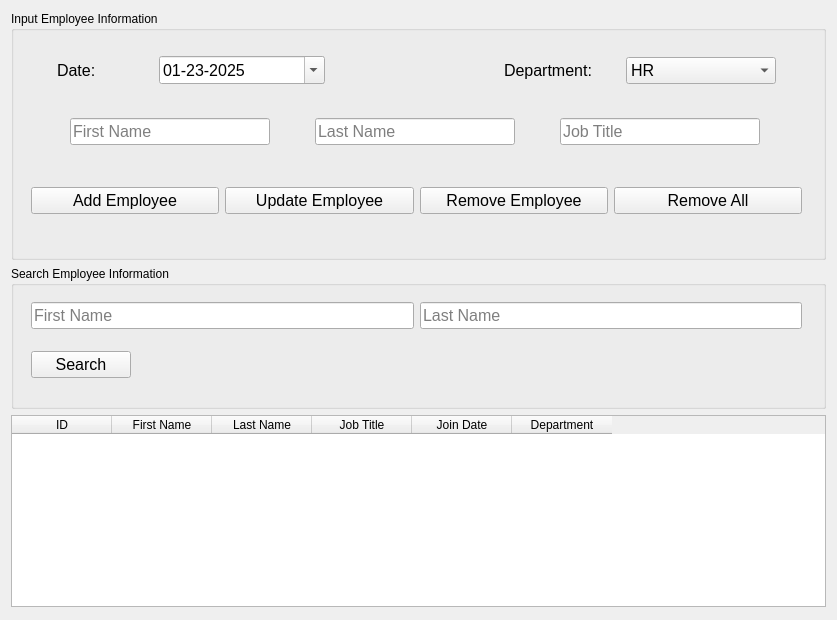
Old version of the form main.ui in the repository BrianHammond/Simple_SQL_Program.
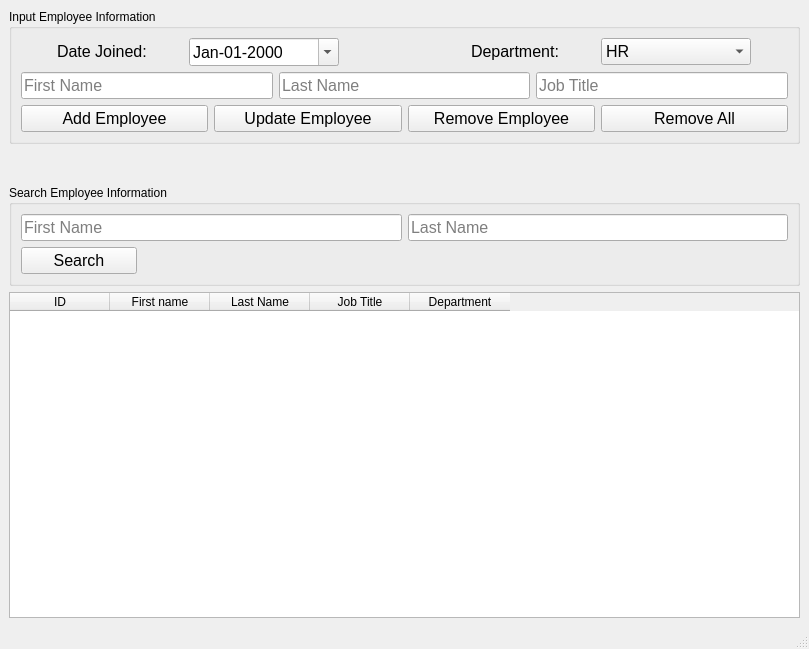
New version of the form. Icons and pictures are not drawn.

Diff of the .ui file:
```diff
--- a/main.ui
+++ b/main.ui
@@ -1,27 +1,15 @@
 <?xml version="1.0" encoding="UTF-8"?>
 <ui version="4.0">
- <class>Form</class>
- <widget class="QWidget" name="Form">
+ <class>MainWindow</class>
+ <widget class="QMainWindow" name="MainWindow">
   <property name="geometry">
    <rect>
     <x>0</x>
     <y>0</y>
-    <width>837</width>
-    <height>620</height>
+    <width>809</width>
+    <height>649</height>
    </rect>
   </property>
-  <property name="sizePolicy">
-   <sizepolicy hsizetype="Preferred" vsizetype="Preferred">
-    <horstretch>0</horstretch>
-    <verstretch>0</verstretch>
-   </sizepolicy>
-  </property>
-  <property name="minimumSize">
-   <size>
-    <width>837</width>
-    <height>545</height>
-   </size>
-  </property>
   <property name="windowTitle">
    <string>Simple SQL Program</string>
   </property>
@@ -29,34 +17,16 @@
    <iconset>
     <normaloff>icon/ms_icon.jpg</normaloff>icon/ms_icon.jpg</iconset>
   </property>
+  <widget class="QWidget" name="centralwidget">
   <layout class="QVBoxLayout" name="verticalLayout">
    <item>
-    <widget class="QGroupBox" name="groupBox">
-     <property name="sizePolicy">
-      <sizepolicy hsizetype="Expanding" vsizetype="Fixed">
-       <horstretch>0</horstretch>
-       <verstretch>0</verstretch>
-      </sizepolicy>
-     </property>
-     <property name="minimumSize">
-      <size>
-       <width>0</width>
-       <height>249</height>
-      </size>
-     </property>
+     <widget class="QGroupBox" name="input_group">
      <property name="title">
       <string>Input Employee Information</string>
      </property>
-     <widget class="QWidget" name="horizontalLayoutWidget">
-      <property name="geometry">
-       <rect>
-        <x>20</x>
-        <y>29</y>
-        <width>771</width>
-        <height>61</height>
-       </rect>
-      </property>
-      <layout class="QHBoxLayout" name="horizontalLayout_4">
+      <layout class="QVBoxLayout" name="verticalLayout_2">
+       <item>
+        <layout class="QHBoxLayout" name="horizontalLayout">
        <item>
         <widget class="QLabel" name="date_label">
          <property name="sizePolicy">
@@ -67,7 +37,7 @@
          </property>
          <property name="minimumSize">
           <size>
-           <width>70</width>
+             <width>0</width>
            <height>0</height>
           </size>
          </property>
@@ -77,7 +47,7 @@
           </font>
          </property>
          <property name="text">
-          <string>Date:</string>
+            <string>Date Joined:</string>
          </property>
         </widget>
        </item>
@@ -91,7 +61,7 @@
          </property>
          <property name="minimumSize">
           <size>
-           <width>166</width>
+             <width>150</width>
            <height>0</height>
           </size>
          </property>
@@ -101,24 +71,11 @@
           </font>
          </property>
          <property name="displayFormat">
-          <string>MM-dd-yyyy</string>
+            <string>MMM-dd-yyyy</string>
          </property>
          <property name="calendarPopup">
           <bool>true</bool>
          </property>
-         <property name="currentSectionIndex">
-          <number>0</number>
-         </property>
-         <property name="timeSpec">
-          <enum>Qt::LocalTime</enum>
-         </property>
-         <property name="date">
-          <date>
-           <year>2025</year>
-           <month>1</month>
-           <day>23</day>
-          </date>
-         </property>
         </widget>
        </item>
        <item>
@@ -131,7 +88,7 @@
          </property>
          <property name="sizeHint" stdset="0">
           <size>
-           <width>147</width>
+             <width>90</width>
            <height>20</height>
           </size>
          </property>
@@ -145,12 +102,6 @@
            <verstretch>0</verstretch>
           </sizepolicy>
          </property>
-         <property name="minimumSize">
-          <size>
-           <width>90</width>
-           <height>0</height>
-          </size>
-         </property>
          <property name="font">
           <font>
            <pointsize>12</pointsize>
@@ -213,31 +164,11 @@
         </widget>
        </item>
       </layout>
-     </widget>
-     <widget class="QWidget" name="horizontalLayoutWidget_2">
-      <property name="geometry">
-       <rect>
-        <x>20</x>
-        <y>90</y>
-        <width>771</width>
-        <height>61</height>
-       </rect>
-      </property>
-      <layout class="QHBoxLayout" name="horizontalLayout">
+       </item>
+       <item>
+        <layout class="QHBoxLayout" name="horizontalLayout_2">
        <item>
         <widget class="QLineEdit" name="firstname_edit">
-         <property name="sizePolicy">
-          <sizepolicy hsizetype="Fixed" vsizetype="Fixed">
-           <horstretch>0</horstretch>
-           <verstretch>0</verstretch>
-          </sizepolicy>
-         </property>
-         <property name="minimumSize">
-          <size>
-           <width>200</width>
-           <height>0</height>
-          </size>
-         </property>
          <property name="font">
           <font>
            <pointsize>12</pointsize>
@@ -250,18 +181,6 @@
        </item>
        <item>
         <widget class="QLineEdit" name="lastname_edit">
-         <property name="sizePolicy">
-          <sizepolicy hsizetype="Fixed" vsizetype="Fixed">
-           <horstretch>0</horstretch>
-           <verstretch>0</verstretch>
-          </sizepolicy>
-         </property>
-         <property name="minimumSize">
-          <size>
-           <width>200</width>
-           <height>0</height>
-          </size>
-         </property>
          <property name="font">
           <font>
            <pointsize>12</pointsize>
@@ -274,18 +193,6 @@
        </item>
        <item>
         <widget class="QLineEdit" name="title_edit">
-         <property name="sizePolicy">
-          <sizepolicy hsizetype="Fixed" vsizetype="Fixed">
-           <horstretch>0</horstretch>
-           <verstretch>0</verstretch>
-          </sizepolicy>
-         </property>
-         <property name="minimumSize">
-          <size>
-           <width>200</width>
-           <height>0</height>
-          </size>
-         </property>
          <property name="font">
           <font>
            <pointsize>12</pointsize>
@@ -297,17 +204,9 @@
         </widget>
        </item>
       </layout>
-     </widget>
-     <widget class="QWidget" name="horizontalLayoutWidget_3">
-      <property name="geometry">
-       <rect>
-        <x>20</x>
-        <y>150</y>
-        <width>771</width>
-        <height>80</height>
-       </rect>
-      </property>
-      <layout class="QHBoxLayout" name="horizontalLayout_2">
+       </item>
+       <item>
+        <layout class="QHBoxLayout" name="horizontalLayout_3">
        <item>
         <widget class="QPushButton" name="add_button">
          <property name="font">
@@ -357,105 +256,89 @@
         </widget>
        </item>
       </layout>
-     </widget>
+       </item>
+      </layout>
     </widget>
    </item>
    <item>
-    <widget class="QGroupBox" name="groupBox_2">
-     <property name="sizePolicy">
-      <sizepolicy hsizetype="Expanding" vsizetype="Fixed">
-       <horstretch>0</horstretch>
-       <verstretch>0</verstretch>
-      </sizepolicy>
-     </property>
-     <property name="minimumSize">
+     <spacer name="verticalSpacer">
+      <property name="orientation">
+       <enum>Qt::Vertical</enum>
+      </property>
+      <property name="sizeType">
+       <enum>QSizePolicy::Fixed</enum>
+      </property>
+      <property name="sizeHint" stdset="0">
       <size>
-       <width>0</width>
-       <height>143</height>
-      </size>
-     </property>
+        <width>20</width>
+        <height>35</height>
+       </size>
+      </property>
+     </spacer>
+    </item>
+    <item>
+     <widget class="QGroupBox" name="search_group">
      <property name="title">
       <string>Search Employee Information</string>
      </property>
-     <widget class="QWidget" name="gridLayoutWidget">
-      <property name="geometry">
-       <rect>
-        <x>20</x>
-        <y>20</y>
-        <width>771</width>
-        <height>110</height>
-       </rect>
-      </property>
-      <layout class="QGridLayout" name="gridLayout_2">
-       <item row="2" column="0">
-        <widget class="QPushButton" name="search_button">
-         <property name="sizePolicy">
-          <sizepolicy hsizetype="Fixed" vsizetype="Fixed">
-           <horstretch>0</horstretch>
-           <verstretch>0</verstretch>
-          </sizepolicy>
-         </property>
-         <property name="minimumSize">
-          <size>
-           <width>100</width>
-           <height>0</height>
-          </size>
-         </property>
-         <property name="font">
-          <font>
-           <pointsize>12</pointsize>
-          </font>
-         </property>
-         <property name="text">
-          <string>Search</string>
-         </property>
-        </widget>
-       </item>
-       <item row="1" column="1">
+      <layout class="QVBoxLayout" name="verticalLayout_3">
+       <item>
+        <layout class="QGridLayout" name="gridLayout">
+         <item row="0" column="1">
         <widget class="QLineEdit" name="last_name_search">
          <property name="font">
           <font>
            <pointsize>12</pointsize>
           </font>
          </property>
-         <property name="text">
-          <string/>
-         </property>
          <property name="placeholderText">
           <string>Last Name</string>
          </property>
         </widget>
        </item>
-       <item row="1" column="0">
+         <item row="0" column="0">
         <widget class="QLineEdit" name="first_name_search">
          <property name="font">
           <font>
            <pointsize>12</pointsize>
           </font>
          </property>
-         <property name="text">
-          <string/>
-         </property>
          <property name="placeholderText">
           <string>First Name</string>
          </property>
         </widget>
        </item>
-      </layout>
-     </widget>
+         <item row="1" column="0">
+          <widget class="QPushButton" name="search_button">
+           <property name="sizePolicy">
+            <sizepolicy hsizetype="Fixed" vsizetype="Fixed">
+             <horstretch>0</horstretch>
+             <verstretch>0</verstretch>
+            </sizepolicy>
+           </property>
+           <property name="minimumSize">
+            <size>
+             <width>116</width>
+             <height>0</height>
+            </size>
+           </property>
+           <property name="font">
+            <font>
+             <pointsize>12</pointsize>
+            </font>
+           </property>
+           <property name="text">
+            <string>Search</string>
+           </property>
+          </widget>
+         </item>
+        </layout>
+       </item>
+      </layout>
     </widget>
    </item>
    <item>
     <widget class="QTableWidget" name="table">
-     <property name="sizePolicy">
-      <sizepolicy hsizetype="Expanding" vsizetype="Fixed">
-       <horstretch>0</horstretch>
-       <verstretch>0</verstretch>
-      </sizepolicy>
-     </property>
-     <property name="columnCount">
-      <number>6</number>
-     </property>
      <column>
       <property name="text">
        <string>ID</string>
@@ -463,7 +346,7 @@
      </column>
      <column>
       <property name="text">
-       <string>First Name</string>
+        <string>First name</string>
       </property>
      </column>
      <column>
@@ -476,11 +359,6 @@
        <string>Job Title</string>
       </property>
      </column>
-     <column>
-      <property name="text">
-       <string>Join Date</string>
-      </property>
-     </column>
      <column>
       <property name="text">
        <string>Department</string>
@@ -489,6 +367,18 @@
     </widget>
    </item>
   </layout>
+  </widget>
+  <widget class="QMenuBar" name="menubar">
+   <property name="geometry">
+    <rect>
+     <x>0</x>
+     <y>0</y>
+     <width>809</width>
+     <height>21</height>
+    </rect>
+   </property>
+  </widget>
+  <widget class="QStatusBar" name="statusbar"/>
  </widget>
  <resources/>
  <connections/>
```
Left out of the diff: 2 changed lines with no effect on the pictures. Lines whose indentation alone changed are shown as unchanged.
